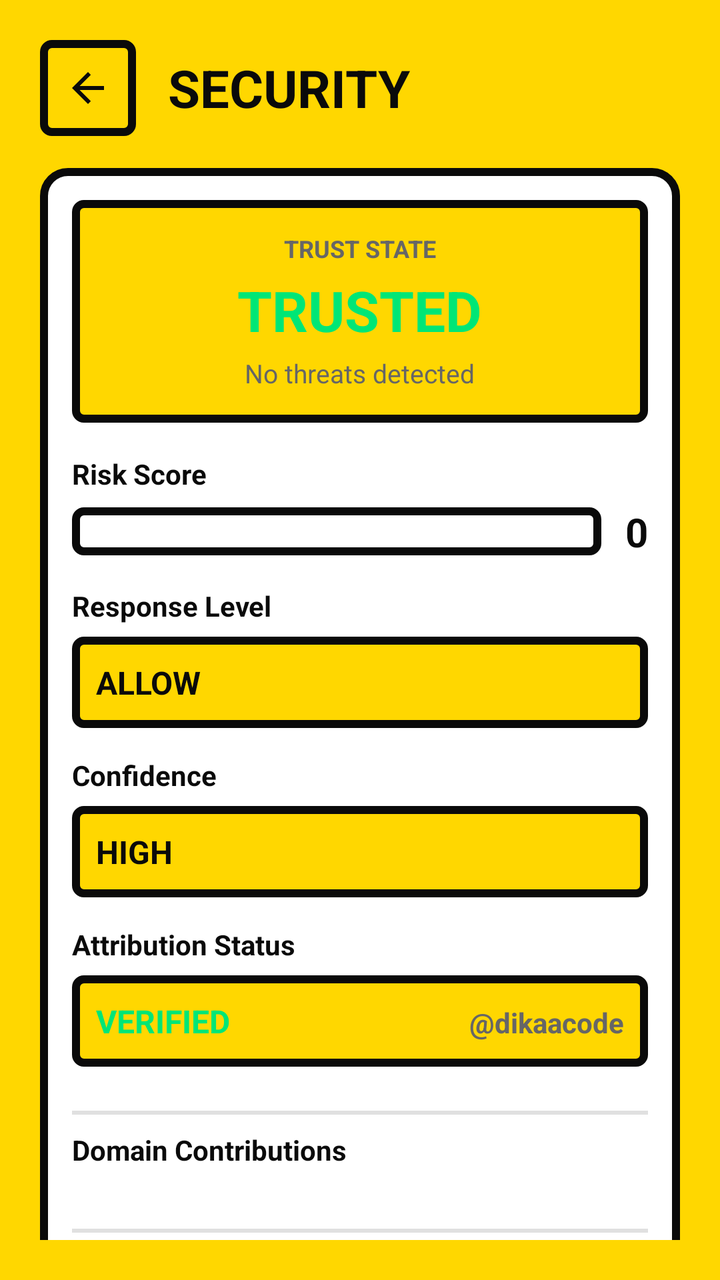
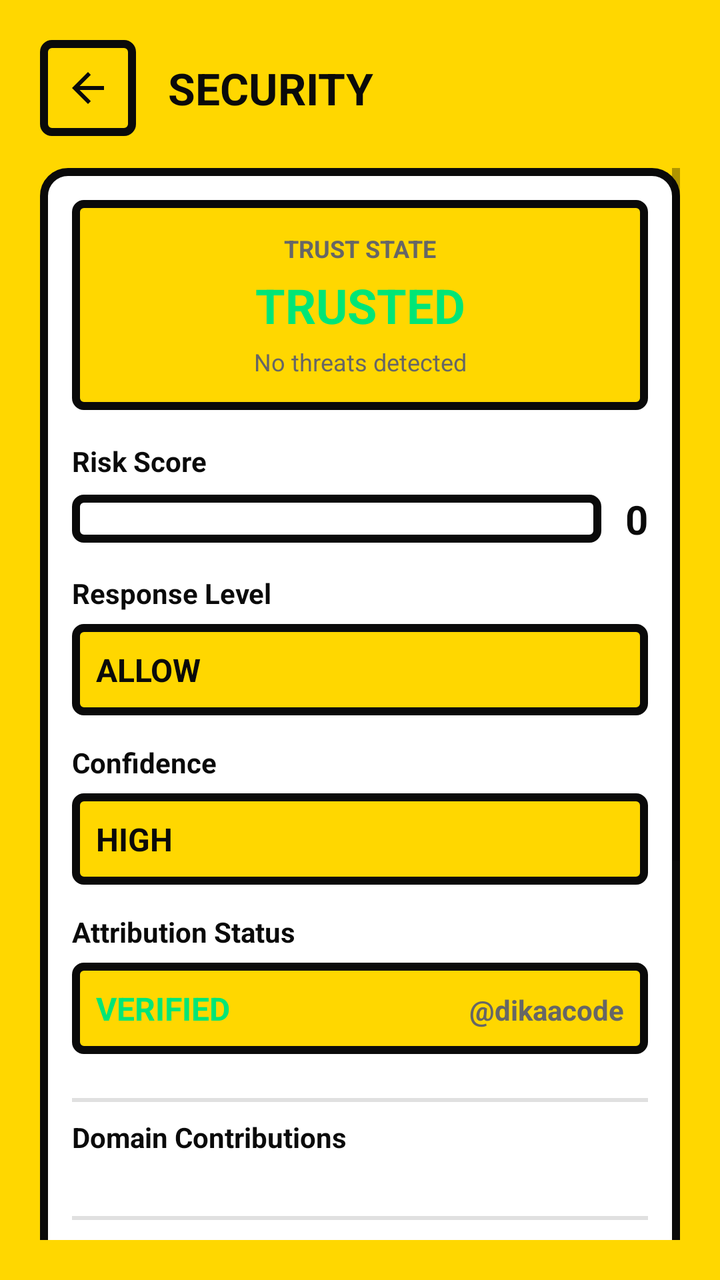

The first picture is an Android layout as it rendered before a commit; the second is the same layout after the commit. The layout source and the unified diff follow.
<!-- AndroidManifest.xml: activity theme Theme.MyApplication -->
<!-- res/layout/activity_security_diagnostics.xml -->
<?xml version="1.0" encoding="utf-8"?>
<LinearLayout xmlns:android="http://schemas.android.com/apk/res/android"
    xmlns:app="http://schemas.android.com/apk/res-auto"
    android:id="@+id/securityRoot"
    android:layout_width="match_parent"
    android:layout_height="match_parent"
    android:background="@color/neo_yellow"
    android:orientation="vertical"
    android:padding="20dp">

    
    <LinearLayout
        android:layout_width="match_parent"
        android:layout_height="wrap_content"
        android:orientation="horizontal"
        android:gravity="center_vertical"
        android:layout_marginBottom="16dp">

        <ImageView
            android:id="@+id/btnBack"
            android:layout_width="48dp"
            android:layout_height="48dp"
            android:padding="12dp"
            android:background="@drawable/bg_neo_spinner"
            android:src="@drawable/ic_arrow_back"
            app:tint="@color/neo_black"
            android:contentDescription="Back"/>

        <TextView
            android:id="@+id/tvSecurityTitle"
            android:layout_width="wrap_content"
            android:layout_height="wrap_content"
            android:text="SECURITY"
            android:textSize="26sp"
            android:textStyle="bold"
            android:textColor="@color/neo_black"
            android:layout_marginStart="16dp"/>
    </LinearLayout>

    <ScrollView
        android:layout_width="match_parent"
        android:layout_height="match_parent"
        android:scrollbars="none">

        <LinearLayout
            android:id="@+id/securityCard"
            android:layout_width="match_parent"
            android:layout_height="wrap_content"
            android:orientation="vertical"
            android:background="@drawable/bg_neo_card"
            android:padding="16dp">

            
            <LinearLayout
                android:id="@+id/trustStateBanner"
                android:layout_width="match_parent"
                android:layout_height="wrap_content"
                android:orientation="vertical"
                android:background="@drawable/bg_neo_spinner"
                android:padding="16dp"
                android:layout_marginBottom="16dp"
                android:gravity="center">

                <TextView
                    android:id="@+id/tvTrustStateLabel"
                    android:layout_width="wrap_content"
                    android:layout_height="wrap_content"
                    android:text="TRUST STATE"
                    android:textSize="12sp"
                    android:textStyle="bold"
                    android:textColor="#666666"
                    android:layout_marginBottom="4dp"/>

                <TextView
                    android:id="@+id/tvTrustState"
                    android:layout_width="wrap_content"
                    android:layout_height="wrap_content"
                    android:text="TRUSTED"
                    android:textSize="28sp"
                    android:textStyle="bold"
                    android:textColor="@color/neo_green"/>

                <TextView
                    android:id="@+id/tvTrustDescription"
                    android:layout_width="wrap_content"
                    android:layout_height="wrap_content"
                    android:text="No threats detected"
                    android:textSize="13sp"
                    android:textColor="#666666"
                    android:layout_marginTop="4dp"/>
            </LinearLayout>

            
            <TextView
                android:id="@+id/lblRiskScore"
                android:layout_width="wrap_content"
                android:layout_height="wrap_content"
                android:text="Risk Score"
                android:textStyle="bold"
                android:textColor="@color/neo_black"/>

            <LinearLayout
                android:layout_width="match_parent"
                android:layout_height="wrap_content"
                android:orientation="horizontal"
                android:gravity="center_vertical"
                android:layout_marginTop="6dp"
                android:layout_marginBottom="14dp">

                <FrameLayout
                    android:layout_width="0dp"
                    android:layout_weight="1"
                    android:layout_height="24dp"
                    android:background="@drawable/bg_neo_progress_container"
                    android:padding="2dp">

                    <View
                        android:id="@+id/riskProgressFill"
                        android:layout_width="0dp"
                        android:layout_height="match_parent"
                        android:background="@drawable/bg_neo_progress_fill"/>
                </FrameLayout>

                <TextView
                    android:id="@+id/tvRiskScoreValue"
                    android:layout_width="wrap_content"
                    android:layout_height="wrap_content"
                    android:text="0"
                    android:textSize="20sp"
                    android:textStyle="bold"
                    android:textColor="@color/neo_black"
                    android:layout_marginStart="12dp"/>
            </LinearLayout>

            
            <TextView
                android:id="@+id/lblResponseLevel"
                android:layout_width="wrap_content"
                android:layout_height="wrap_content"
                android:text="Response Level"
                android:textStyle="bold"
                android:textColor="@color/neo_black"
                android:layout_marginBottom="6dp"/>

            <TextView
                android:id="@+id/tvResponseLevel"
                android:layout_width="match_parent"
                android:layout_height="wrap_content"
                android:text="ALLOW"
                android:textSize="16sp"
                android:textStyle="bold"
                android:textColor="@color/neo_black"
                android:background="@drawable/bg_neo_spinner"
                android:padding="12dp"
                android:layout_marginBottom="14dp"/>

            
            <TextView
                android:id="@+id/lblConfidence"
                android:layout_width="wrap_content"
                android:layout_height="wrap_content"
                android:text="Confidence"
                android:textStyle="bold"
                android:textColor="@color/neo_black"
                android:layout_marginBottom="6dp"/>

            <TextView
                android:id="@+id/tvConfidence"
                android:layout_width="match_parent"
                android:layout_height="wrap_content"
                android:text="HIGH"
                android:textSize="16sp"
                android:textStyle="bold"
                android:textColor="@color/neo_black"
                android:background="@drawable/bg_neo_spinner"
                android:padding="12dp"
                android:layout_marginBottom="14dp"/>

            
            <TextView
                android:id="@+id/lblAttribution"
                android:layout_width="wrap_content"
                android:layout_height="wrap_content"
                android:text="Attribution Status"
                android:textStyle="bold"
                android:textColor="@color/neo_black"
                android:layout_marginBottom="6dp"/>

            <LinearLayout
                android:layout_width="match_parent"
                android:layout_height="wrap_content"
                android:orientation="horizontal"
                android:background="@drawable/bg_neo_spinner"
                android:padding="12dp"
                android:layout_marginBottom="14dp">

                <TextView
                    android:id="@+id/tvAttributionState"
                    android:layout_width="0dp"
                    android:layout_weight="1"
                    android:layout_height="wrap_content"
                    android:text="VERIFIED"
                    android:textSize="16sp"
                    android:textStyle="bold"
                    android:textColor="@color/neo_green"/>

                <TextView
                    android:id="@+id/tvAttributionAuthor"
                    android:layout_width="wrap_content"
                    android:layout_height="wrap_content"
                    android:text="@dikaacode"
                    android:textSize="14sp"
                    android:textStyle="bold"
                    android:textColor="#666666"/>
            </LinearLayout>

            
            <View
                android:layout_width="match_parent"
                android:layout_height="2dp"
                android:background="#E0E0E0"
                android:layout_marginVertical="8dp"/>

            
            <TextView
                android:id="@+id/lblDomains"
                android:layout_width="wrap_content"
                android:layout_height="wrap_content"
                android:text="Domain Contributions"
                android:textStyle="bold"
                android:textColor="@color/neo_black"
                android:layout_marginBottom="8dp"/>

            <LinearLayout
                android:id="@+id/domainContainer"
                android:layout_width="match_parent"
                android:layout_height="wrap_content"
                android:orientation="vertical"
                android:layout_marginBottom="14dp"/>

            
            <View
                android:layout_width="match_parent"
                android:layout_height="2dp"
                android:background="#E0E0E0"
                android:layout_marginVertical="8dp"/>

            
            <TextView
                android:id="@+id/lblSignals"
                android:layout_width="wrap_content"
                android:layout_height="wrap_content"
                android:text="Active Signals"
                android:textStyle="bold"
                android:textColor="@color/neo_black"
                android:layout_marginBottom="8dp"/>

            <LinearLayout
                android:id="@+id/signalsContainer"
                android:layout_width="match_parent"
                android:layout_height="wrap_content"
                android:orientation="vertical"
                android:layout_marginBottom="14dp"/>

            
            <View
                android:layout_width="match_parent"
                android:layout_height="2dp"
                android:background="#E0E0E0"
                android:layout_marginVertical="8dp"/>

            
            <TextView
                android:id="@+id/lblClusters"
                android:layout_width="wrap_content"
                android:layout_height="wrap_content"
                android:text="Correlation Clusters"
                android:textStyle="bold"
                android:textColor="@color/neo_black"
                android:layout_marginBottom="8dp"/>

            <LinearLayout
                android:id="@+id/clustersContainer"
                android:layout_width="match_parent"
                android:layout_height="wrap_content"
                android:orientation="vertical"
                android:layout_marginBottom="14dp"/>

            
            <View
                android:layout_width="match_parent"
                android:layout_height="2dp"
                android:background="#E0E0E0"
                android:layout_marginVertical="8dp"/>

            
            <TextView
                android:id="@+id/lblDiagnostics"
                android:layout_width="wrap_content"
                android:layout_height="wrap_content"
                android:text="Diagnostics Log"
                android:textStyle="bold"
                android:textColor="@color/neo_black"
                android:layout_marginBottom="8dp"/>

            <TextView
                android:id="@+id/tvDiagnostics"
                android:layout_width="match_parent"
                android:layout_height="wrap_content"
                android:text="Loading..."
                android:textSize="11sp"
                android:fontFamily="monospace"
                android:textColor="#333333"
                android:background="@drawable/bg_neo_spinner"
                android:padding="12dp"
                android:layout_marginBottom="16dp"/>

            
            <TextView
                android:id="@+id/btnRefresh"
                android:layout_width="match_parent"
                android:layout_height="48dp"
                android:text="REFRESH SECURITY CHECK"
                android:gravity="center"
                android:textSize="14sp"
                android:textStyle="bold"
                android:textColor="@color/neo_white"
                android:background="@drawable/bg_neo_toggle_on"
                android:layout_marginBottom="14dp"/>

        </LinearLayout>
    </ScrollView>
</LinearLayout>
<!-- resources referenced by this layout -->
<resources>
  <color name="neo_black">#0A0A0A</color>
  <color name="neo_green">#00E676</color>
  <color name="neo_white">#FFFFFF</color>
  <color name="neo_yellow">#FFD700</color>
  <!-- drawable bg_neo_card (drawable) -->
  <?xml version="1.0" encoding="utf-8"?>
  <shape xmlns:android="http://schemas.android.com/apk/res/android" android:shape="rectangle">
      <solid android:color="@color/neo_white"/>
      <stroke android:width="4dp" android:color="@color/neo_black"/>
      <corners android:radius="12dp"/>
  </shape>
  <!-- drawable bg_neo_progress_container (drawable) -->
  <?xml version="1.0" encoding="utf-8"?>
  <shape xmlns:android="http://schemas.android.com/apk/res/android" android:shape="rectangle">
      <solid android:color="@color/neo_white"/>
      <stroke android:width="4dp" android:color="@color/neo_black"/>
      <corners android:radius="4dp"/>
  </shape>
  <!-- drawable bg_neo_progress_fill (drawable) -->
  <?xml version="1.0" encoding="utf-8"?>
  <shape xmlns:android="http://schemas.android.com/apk/res/android" android:shape="rectangle">
      <solid android:color="@color/neo_yellow"/>
      <corners android:radius="0dp"/>
  </shape>
  <!-- drawable bg_neo_spinner (drawable) -->
  <?xml version="1.0" encoding="utf-8"?>
  <shape xmlns:android="http://schemas.android.com/apk/res/android">
      <solid android:color="@color/neo_yellow" />
      <stroke android:width="4dp" android:color="@color/neo_black" />
      <corners android:radius="4dp" />
  </shape>
  <!-- drawable bg_neo_toggle_on (drawable) -->
  <?xml version="1.0" encoding="utf-8"?>
  <shape xmlns:android="http://schemas.android.com/apk/res/android">
      <solid android:color="@color/neo_red" />
      <stroke android:width="4dp" android:color="@color/neo_black" />
      <corners android:radius="4dp" />
  </shape>
  <!-- drawable ic_arrow_back (drawable) -->
  <vector xmlns:android="http://schemas.android.com/apk/res/android"
      android:width="96dp"
      android:height="96dp"
      android:viewportWidth="96"
      android:viewportHeight="96">
      <group
          android:scaleX="4"
          android:scaleY="4">
          <path
              android:fillColor="@color/neo_black"
              android:pathData="M20,11H7.83l5.59,-5.59L12,4l-8,8 8,8 1.41,-1.41L7.83,13H20v-2z"/>
      </group>
  </vector>
  <style name="Theme.MyApplication" parent="Theme.AppCompat.Light.NoActionBar">
          <item name="android:statusBarColor">@color/neo_yellow</item>
          <item name="android:windowBackground">@color/neo_yellow</item>
          <item name="android:navigationBarColor">@color/neo_black</item>
      </style>
  <color name="neo_red">#FF3B30</color>
</resources>

<!-- the commit's change to res/layout/activity_security_diagnostics.xml (unified diff, before → after) -->
@@ -28,19 +28,27 @@
 
         <TextView
             android:id="@+id/tvSecurityTitle"
-            android:layout_width="wrap_content"
+            android:layout_width="0dp"
+            android:layout_weight="1"
             android:layout_height="wrap_content"
             android:text="SECURITY"
-            android:textSize="26sp"
+            android:textSize="22sp"
             android:textStyle="bold"
             android:textColor="@color/neo_black"
+            android:maxLines="1"
+            android:ellipsize="end"
             android:layout_marginStart="16dp"/>
     </LinearLayout>
 
     <ScrollView
         android:layout_width="match_parent"
-        android:layout_height="match_parent"
-        android:scrollbars="none">
+        android:layout_height="0dp"
+        android:layout_weight="1"
+        android:fillViewport="true"
+        android:clipToPadding="false"
+        android:paddingBottom="12dp"
+        android:scrollbars="vertical"
+        android:fadeScrollbars="false">
 
         <LinearLayout
             android:id="@+id/securityCard"
@@ -48,7 +56,8 @@
             android:layout_height="wrap_content"
             android:orientation="vertical"
             android:background="@drawable/bg_neo_card"
-            android:padding="16dp">
+            android:padding="16dp"
+            android:paddingBottom="24dp">
 
             
             <LinearLayout
@@ -73,20 +82,26 @@
 
                 <TextView
                     android:id="@+id/tvTrustState"
-                    android:layout_width="wrap_content"
+                    android:layout_width="match_parent"
                     android:layout_height="wrap_content"
                     android:text="TRUSTED"
-                    android:textSize="28sp"
-                    android:textStyle="bold"
-                    android:textColor="@color/neo_green"/>
+                    android:textSize="24sp"
+                    android:textStyle="bold"
+                    android:textColor="@color/neo_green"
+                    android:gravity="center"
+                    android:maxLines="2"
+                    android:ellipsize="end"/>
 
                 <TextView
                     android:id="@+id/tvTrustDescription"
-                    android:layout_width="wrap_content"
+                    android:layout_width="match_parent"
                     android:layout_height="wrap_content"
                     android:text="No threats detected"
-                    android:textSize="13sp"
+                    android:textSize="12sp"
                     android:textColor="#666666"
+                    android:gravity="center"
+                    android:maxLines="3"
+                    android:ellipsize="end"
                     android:layout_marginTop="4dp"/>
             </LinearLayout>
 
@@ -308,11 +323,14 @@
                 android:layout_width="match_parent"
                 android:layout_height="wrap_content"
                 android:text="Loading..."
-                android:textSize="11sp"
+                android:textSize="10sp"
                 android:fontFamily="monospace"
                 android:textColor="#333333"
                 android:background="@drawable/bg_neo_spinner"
                 android:padding="12dp"
+                android:lineSpacingExtra="2dp"
+                android:breakStrategy="simple"
+                android:hyphenationFrequency="none"
                 android:layout_marginBottom="16dp"/>
 
             
